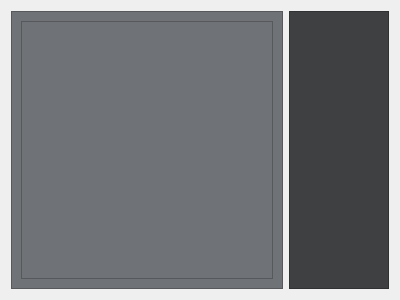
Above: imagewindow.ui from TheoFRASSI/GaleriePhotoIHM before the change. Below: the same form after it.
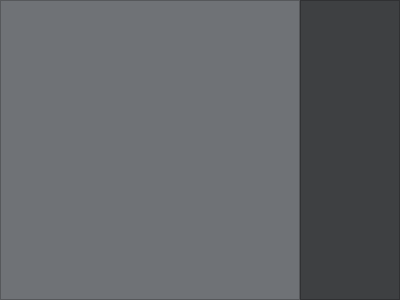
That is the form after the change.

The edit to the form file:
```diff
--- a/imagewindow.ui
+++ b/imagewindow.ui
@@ -14,6 +14,21 @@
    <string>Form</string>
   </property>
   <layout class="QHBoxLayout" name="horizontalLayout_3">
+   <property name="spacing">
+    <number>0</number>
+   </property>
+   <property name="leftMargin">
+    <number>0</number>
+   </property>
+   <property name="topMargin">
+    <number>0</number>
+   </property>
+   <property name="rightMargin">
+    <number>0</number>
+   </property>
+   <property name="bottomMargin">
+    <number>0</number>
+   </property>
    <item>
     <layout class="QVBoxLayout" name="verticalLayout_2">
      <item>
@@ -470,24 +485,60 @@
         <enum>QFrame::Raised</enum>
        </property>
        <layout class="QVBoxLayout" name="verticalLayout_12">
+        <property name="spacing">
+         <number>0</number>
+        </property>
+        <property name="leftMargin">
+         <number>0</number>
+        </property>
+        <property name="topMargin">
+         <number>0</number>
+        </property>
+        <property name="rightMargin">
+         <number>0</number>
+        </property>
+        <property name="bottomMargin">
+         <number>0</number>
+        </property>
         <item>
          <layout class="QVBoxLayout" name="verticalLayout"/>
         </item>
         <item>
          <widget class="QScrollArea" name="scrollArea">
+          <property name="sizePolicy">
+           <sizepolicy hsizetype="Expanding" vsizetype="Expanding">
+            <horstretch>0</horstretch>
+            <verstretch>0</verstretch>
+           </sizepolicy>
+          </property>
+          <property name="frameShape">
+           <enum>QFrame::NoFrame</enum>
+          </property>
+          <property name="sizeAdjustPolicy">
+           <enum>QAbstractScrollArea::AdjustToContents</enum>
+          </property>
           <property name="widgetResizable">
            <bool>true</bool>
           </property>
+          <property name="alignment">
+           <set>Qt::AlignLeading|Qt::AlignLeft|Qt::AlignTop</set>
+          </property>
           <widget class="QWidget" name="scrollAreaWidgetContents">
            <property name="geometry">
             <rect>
              <x>0</x>
              <y>0</y>
-             <width>250</width>
-             <height>250</height>
+             <width>294</width>
+             <height>294</height>
             </rect>
            </property>
            <layout class="QHBoxLayout" name="horizontalLayout">
+            <property name="spacing">
+             <number>10</number>
+            </property>
+            <property name="topMargin">
+             <number>10</number>
+            </property>
             <item>
              <layout class="QGridLayout" name="listPhoto">
               <item row="0" column="0">
```
Left out of the diff: 13 changed lines with no effect on the pictures.
